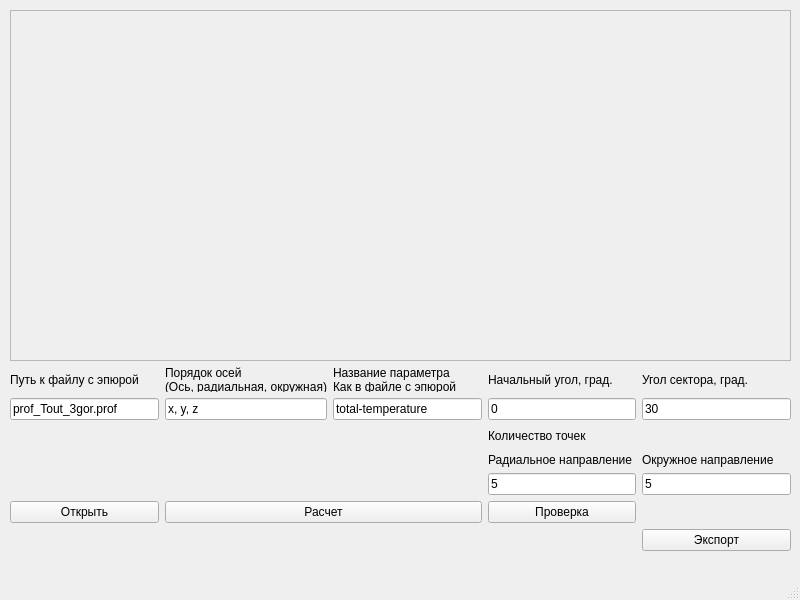
borodarussia/defineParameterFieldAfterFluent, file ui/main_window.ui: the form before one commit.
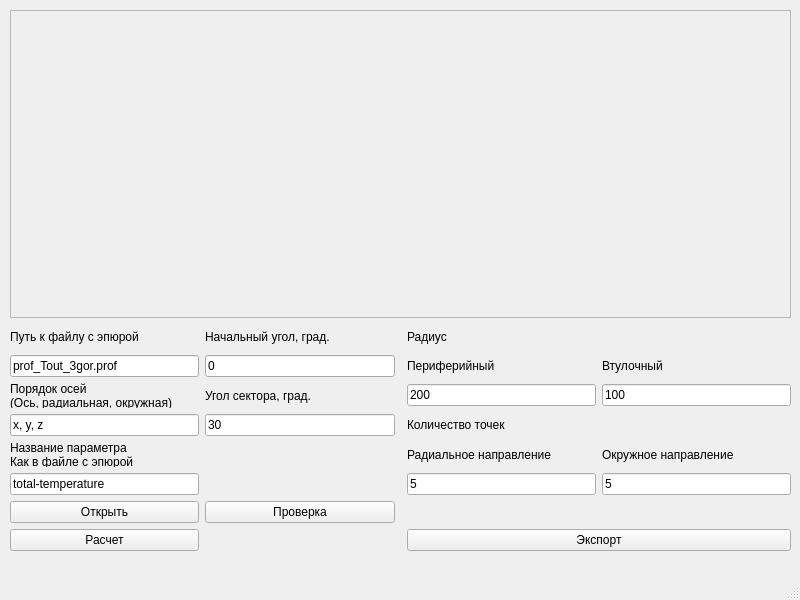
The form after the commit.

Commit message: Пересчет радиусов

What changed in the file:
```diff
--- a/ui/main_window.ui
+++ b/ui/main_window.ui
@@ -46,14 +46,20 @@
        </property>
       </widget>
      </item>
-     <item row="2" column="2">
-      <widget class="QLineEdit" name="lineEdit_5">
+     <item row="4" column="0">
+      <widget class="QLineEdit" name="lineEdit">
+       <property name="maximumSize">
+        <size>
+         <width>200</width>
+         <height>16777215</height>
+        </size>
+       </property>
        <property name="text">
-        <string>total-temperature</string>
+        <string>x, y, z</string>
        </property>
       </widget>
      </item>
-     <item row="1" column="1">
+     <item row="3" column="0">
       <widget class="QLabel" name="label_2">
        <property name="maximumSize">
         <size>
@@ -67,33 +73,17 @@
        </property>
       </widget>
      </item>
-     <item row="6" column="0">
-      <widget class="QPushButton" name="pushButton_4">
-       <property name="maximumSize">
-        <size>
-         <width>200</width>
-         <height>16777215</height>
-        </size>
-       </property>
+     <item row="2" column="0">
+      <widget class="QLineEdit" name="lineEdit_4">
        <property name="text">
-        <string>Открыть</string>
+        <string>prof_Tout_3gor.prof</string>
        </property>
-      </widget>
-     </item>
-     <item row="6" column="1" colspan="2">
-      <widget class="QPushButton" name="pushButton_3">
-       <property name="maximumSize">
-        <size>
-         <width>500</width>
-         <height>16777215</height>
-        </size>
+       <property name="readOnly">
+        <bool>true</bool>
        </property>
-       <property name="text">
-        <string>Расчет</string>
-       </property>
       </widget>
      </item>
-     <item row="1" column="2">
+     <item row="5" column="0">
       <widget class="QLabel" name="label_6">
        <property name="maximumSize">
         <size>
@@ -107,20 +97,53 @@
        </property>
       </widget>
      </item>
-     <item row="1" column="4">
-      <widget class="QLabel" name="label_4">
+     <item row="7" column="0">
+      <widget class="QPushButton" name="pushButton_4">
        <property name="maximumSize">
         <size>
          <width>200</width>
+         <height>16777215</height>
+        </size>
+       </property>
+       <property name="text">
+        <string>Открыть</string>
+       </property>
+      </widget>
+     </item>
+     <item row="1" column="0">
+      <widget class="QLabel" name="label_5">
+       <property name="maximumSize">
+        <size>
+         <width>16777215</width>
          <height>25</height>
         </size>
        </property>
        <property name="text">
-        <string>Угол сектора, град.</string>
+        <string>Путь к файлу с эпюрой</string>
        </property>
       </widget>
      </item>
-     <item row="2" column="3">
+     <item row="6" column="0">
+      <widget class="QLineEdit" name="lineEdit_5">
+       <property name="text">
+        <string>total-temperature</string>
+       </property>
+      </widget>
+     </item>
+     <item row="1" column="1">
+      <widget class="QLabel" name="label_3">
+       <property name="maximumSize">
+        <size>
+         <width>200</width>
+         <height>25</height>
+        </size>
+       </property>
+       <property name="text">
+        <string>Начальный угол, град.</string>
+       </property>
+      </widget>
+     </item>
+     <item row="2" column="1">
       <widget class="QLineEdit" name="lineEdit_2">
        <property name="maximumSize">
         <size>
@@ -133,86 +156,21 @@
        </property>
       </widget>
      </item>
-     <item row="5" column="3">
+     <item row="6" column="3">
       <widget class="QLineEdit" name="lineEdit_6">
        <property name="text">
         <string>5</string>
        </property>
       </widget>
      </item>
-     <item row="2" column="4">
-      <widget class="QLineEdit" name="lineEdit_3">
-       <property name="maximumSize">
-        <size>
-         <width>200</width>
-         <height>16777215</height>
-        </size>
-       </property>
-       <property name="text">
-        <string>30</string>
-       </property>
-      </widget>
-     </item>
-     <item row="1" column="3">
-      <widget class="QLabel" name="label_3">
-       <property name="maximumSize">
-        <size>
-         <width>200</width>
-         <height>25</height>
-        </size>
-       </property>
-       <property name="text">
-        <string>Начальный угол, град.</string>
-       </property>
-      </widget>
-     </item>
-     <item row="5" column="4">
+     <item row="6" column="4">
       <widget class="QLineEdit" name="lineEdit_7">
        <property name="text">
         <string>5</string>
        </property>
       </widget>
      </item>
-     <item row="11" column="4">
-      <widget class="QPushButton" name="pushButton_2">
-       <property name="maximumSize">
-        <size>
-         <width>200</width>
-         <height>16777215</height>
-        </size>
-       </property>
-       <property name="text">
-        <string>Экспорт</string>
-       </property>
-      </widget>
-     </item>
-     <item row="2" column="1">
-      <widget class="QLineEdit" name="lineEdit">
-       <property name="maximumSize">
-        <size>
-         <width>200</width>
-         <height>16777215</height>
-        </size>
-       </property>
-       <property name="text">
-        <string>x, y, z</string>
-       </property>
-      </widget>
-     </item>
-     <item row="4" column="4">
-      <widget class="QLabel" name="label_7">
-       <property name="maximumSize">
-        <size>
-         <width>16777215</width>
-         <height>15</height>
-        </size>
-       </property>
-       <property name="text">
-        <string>Окружное направление</string>
-       </property>
-      </widget>
-     </item>
-     <item row="4" column="3">
+     <item row="5" column="3">
       <widget class="QLabel" name="label">
        <property name="maximumSize">
         <size>
@@ -225,37 +183,20 @@
        </property>
       </widget>
      </item>
-     <item row="2" column="0">
-      <widget class="QLineEdit" name="lineEdit_4">
-       <property name="text">
-        <string>prof_Tout_3gor.prof</string>
-       </property>
-       <property name="readOnly">
-        <bool>true</bool>
-       </property>
-      </widget>
-     </item>
-     <item row="6" column="3">
-      <widget class="QPushButton" name="pushButton">
-       <property name="text">
-        <string>Проверка</string>
-       </property>
-      </widget>
-     </item>
-     <item row="1" column="0">
-      <widget class="QLabel" name="label_5">
+     <item row="5" column="4">
+      <widget class="QLabel" name="label_7">
        <property name="maximumSize">
         <size>
          <width>16777215</width>
-         <height>25</height>
+         <height>15</height>
         </size>
        </property>
        <property name="text">
-        <string>Путь к файлу с эпюрой</string>
+        <string>Окружное направление</string>
        </property>
       </widget>
      </item>
-     <item row="3" column="3" colspan="2">
+     <item row="4" column="3" colspan="2">
       <widget class="QLabel" name="label_8">
        <property name="maximumSize">
         <size>
@@ -268,6 +209,100 @@
        </property>
       </widget>
      </item>
+     <item row="3" column="3">
+      <widget class="QLineEdit" name="lineEdit_8">
+       <property name="text">
+        <string>200</string>
+       </property>
+      </widget>
+     </item>
+     <item row="3" column="4">
+      <widget class="QLineEdit" name="lineEdit_9">
+       <property name="text">
+        <string>100</string>
+       </property>
+      </widget>
+     </item>
+     <item row="2" column="3">
+      <widget class="QLabel" name="label_9">
+       <property name="text">
+        <string>Периферийный</string>
+       </property>
+      </widget>
+     </item>
+     <item row="2" column="4">
+      <widget class="QLabel" name="label_10">
+       <property name="text">
+        <string>Втулочный</string>
+       </property>
+      </widget>
+     </item>
+     <item row="1" column="3" colspan="2">
+      <widget class="QLabel" name="label_11">
+       <property name="text">
+        <string>Радиус</string>
+       </property>
+      </widget>
+     </item>
+     <item row="12" column="0">
+      <widget class="QPushButton" name="pushButton_3">
+       <property name="maximumSize">
+        <size>
+         <width>500</width>
+         <height>16777215</height>
+        </size>
+       </property>
+       <property name="text">
+        <string>Расчет</string>
+       </property>
+      </widget>
+     </item>
+     <item row="3" column="1">
+      <widget class="QLabel" name="label_4">
+       <property name="maximumSize">
+        <size>
+         <width>200</width>
+         <height>25</height>
+        </size>
+       </property>
+       <property name="text">
+        <string>Угол сектора, град.</string>
+       </property>
+      </widget>
+     </item>
+     <item row="4" column="1">
+      <widget class="QLineEdit" name="lineEdit_3">
+       <property name="maximumSize">
+        <size>
+         <width>200</width>
+         <height>16777215</height>
+        </size>
+       </property>
+       <property name="text">
+        <string>30</string>
+       </property>
+      </widget>
+     </item>
+     <item row="7" column="1">
+      <widget class="QPushButton" name="pushButton">
+       <property name="text">
+        <string>Проверка</string>
+       </property>
+      </widget>
+     </item>
+     <item row="12" column="3" colspan="2">
+      <widget class="QPushButton" name="pushButton_2">
+       <property name="maximumSize">
+        <size>
+         <width>9999</width>
+         <height>16777215</height>
+        </size>
+       </property>
+       <property name="text">
+        <string>Экспорт</string>
+       </property>
+      </widget>
+     </item>
     </layout>
    </widget>
   </widget>
```
The commit also changes 1 other file.
